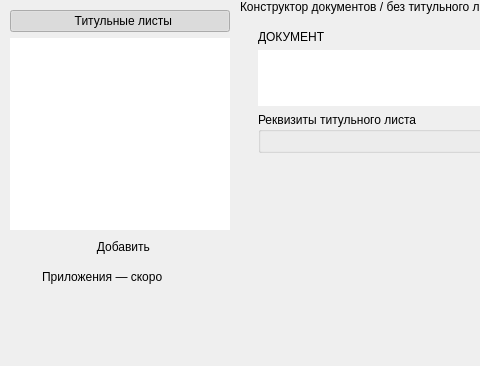
Above: src/ui/designer/constructor_window.ui from bordaregos/Voskresensk_ballons before the change; both pictures show x 0 to 480 and y 0 to 366 of the 900 by 640 pixel window. Below: the same form after it.
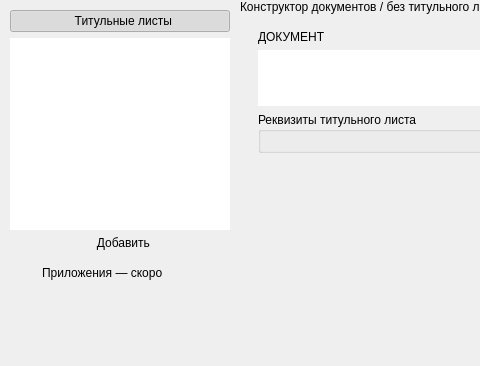
That is the form after the change.

Commit message:
fix: «Добавить» визуально прижат к списку титульных листов
Список и кнопка лежали в общем sidebarLayout с единым интервалом 6px --
тем же, что отделяет «Добавить» от следующей секции «Приложения — скоро»,
из-за чего кнопка смотрелась самостоятельной, а не последней строкой
списка. Обёрнуты в общий контейнер titleGroupContent со своим
QVBoxLayout (spacing=2, вплотную к карточкам, как в мокапе -- там все
строки группы, включая add-block-row, на одном общем gap:8px). Сворачивание
группы (_toggle_title_group()) теперь одним setVisible() на контейнере
вместо двух отдельных вызовов.

```diff
--- a/src/ui/designer/constructor_window.ui
+++ b/src/ui/designer/constructor_window.ui
@@ -47,6 +47,14 @@
            </widget>
           </item>
           <item>
+           <widget class="QWidget" name="titleGroupContent">
+            <layout class="QVBoxLayout" name="titleGroupContentLayout">
+             <property name="spacing"><number>2</number></property>
+             <property name="leftMargin"><number>0</number></property>
+             <property name="topMargin"><number>0</number></property>
+             <property name="rightMargin"><number>0</number></property>
+             <property name="bottomMargin"><number>0</number></property>
+             <item>
            <widget class="QListWidget" name="availableBlocksList">
             <property name="dragEnabled"><bool>true</bool></property>
             <property name="frameShape"><enum>QFrame::Shape::NoFrame</enum></property>
@@ -68,6 +76,9 @@
             <property name="text"><string>  Добавить</string></property>
             <property name="flat"><bool>true</bool></property>
             <property name="cursor"><cursorShape>PointingHandCursor</cursorShape></property>
+              </widget>
+             </item>
+            </layout>
            </widget>
           </item>
           <item>
```
Lines whose indentation alone changed are shown as unchanged. The commit also changes 1 other file.
